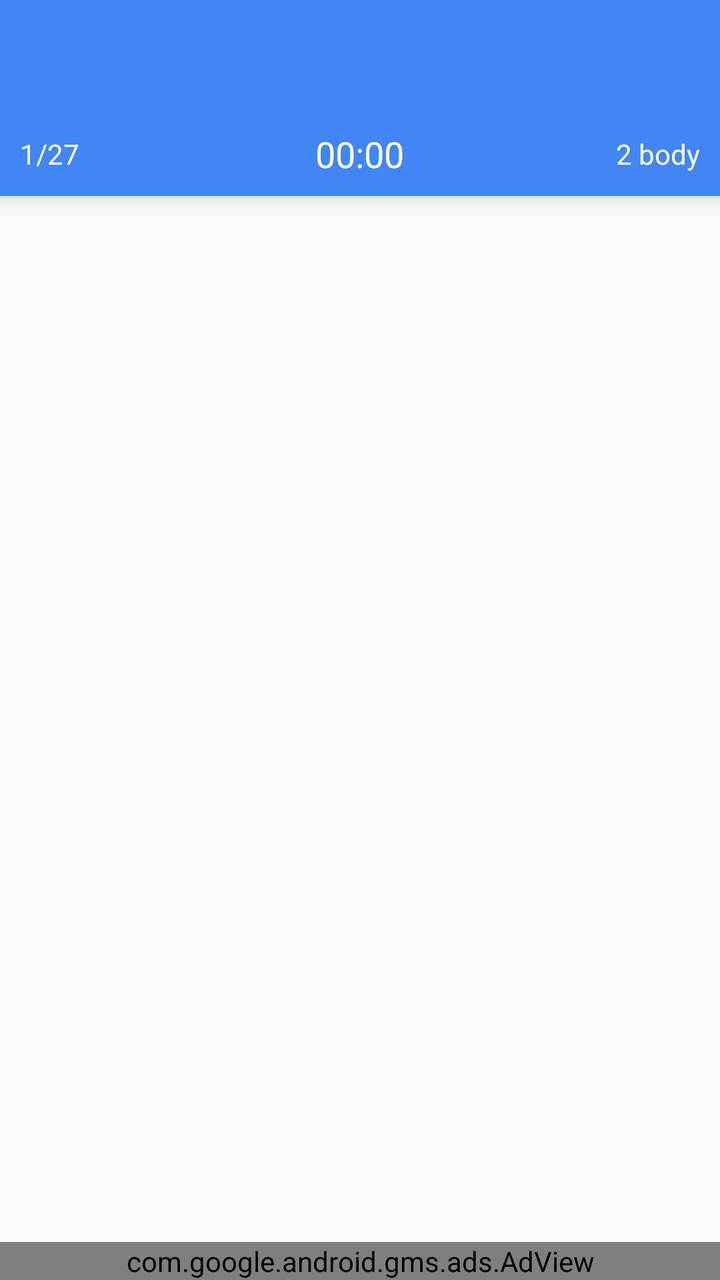
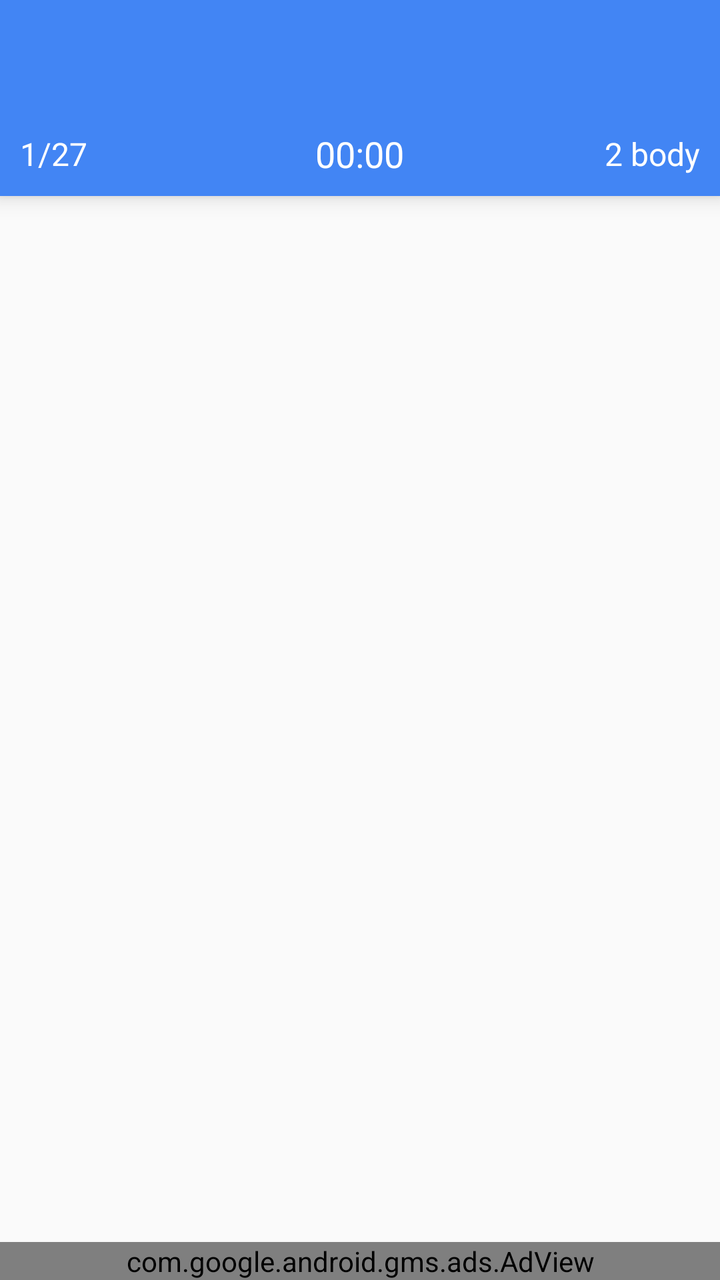

The first picture is an Android layout as it rendered before a commit; the second is the same layout after the commit. The layout source and the unified diff follow.
<!-- AndroidManifest.xml: application theme MyTheme.Light -->
<!-- res/layout/activity_test.xml -->
<?xml version="1.0" encoding="utf-8"?>
<android.support.design.widget.CoordinatorLayout
    android:id="@+id/content"
    xmlns:ads="http://schemas.android.com/apk/res-auto"
    xmlns:android="http://schemas.android.com/apk/res/android"
    xmlns:app="http://schemas.android.com/apk/res-auto"
    android:layout_width="match_parent"
    android:layout_height="match_parent"
    android:fitsSystemWindows="true">

    <RelativeLayout
        android:layout_width="match_parent"
        android:layout_height="match_parent">

        <android.support.design.widget.AppBarLayout
            android:id="@+id/app_bar_layout"
            android:layout_width="match_parent"
            android:layout_height="wrap_content"
            android:elevation="6dp"
            android:theme="@style/MyTheme.AppBarOverlay">

            <android.support.v7.widget.Toolbar
                android:id="@+id/toolbar"
                android:layout_width="match_parent"
                android:layout_height="?attr/actionBarSize"
                android:background="?attr/colorPrimary"
                app:layout_scrollFlags="scroll|enterAlways"
                app:popupTheme="@style/MyTheme.PopupOverlay"/>

            
            <RelativeLayout
                android:layout_width="match_parent"
                android:layout_height="42dp"
                android:background="?attr/colorPrimary"
                android:paddingBottom="10dp"
                android:paddingEnd="10dp"
                android:paddingLeft="10dp"
                android:paddingRight="10dp"
                android:paddingStart="10dp"
                app:layout_scrollFlags="scroll|enterAlways">

                
                <TextView
                    android:id="@+id/question_counter"
                    android:layout_width="wrap_content"
                    android:layout_height="wrap_content"
                    android:layout_alignParentLeft="true"
                    android:layout_alignParentStart="true"
                    android:layout_centerVertical="true"
                    android:text="1/27"
                    android:textColor="@android:color/primary_text_dark"/>

                
                <Chronometer
                    android:id="@+id/elapsed_time"
                    android:layout_width="wrap_content"
                    android:layout_height="wrap_content"
                    android:layout_centerHorizontal="true"
                    android:layout_centerVertical="true"
                    android:textColor="@android:color/primary_text_dark"
                    android:textSize="18sp"/>

                
                <TextView
                    android:id="@+id/points_value"
                    android:layout_width="wrap_content"
                    android:layout_height="wrap_content"
                    android:layout_alignParentEnd="true"
                    android:layout_alignParentRight="true"
                    android:layout_centerVertical="true"
                    android:text="2 body"
                    android:textColor="@android:color/primary_text_dark"/>

            </RelativeLayout>

        </android.support.design.widget.AppBarLayout>

        

        <FrameLayout
            android:id="@+id/fragment_container"
            android:layout_width="match_parent"
            android:layout_height="match_parent"
            android:layout_below="@id/app_bar_layout"
            android:layout_marginBottom="50dp"/>

        <com.google.android.gms.ads.AdView
            android:id="@+id/adView"
            android:layout_width="match_parent"
            android:layout_height="wrap_content"
            android:layout_alignParentBottom="true"
            ads:adSize="SMART_BANNER"
            ads:adUnitId="@string/banner_ad_unit_id"/>

    </RelativeLayout>

</android.support.design.widget.CoordinatorLayout>
<!-- resources referenced by this layout -->
<resources>
  <string name="banner_ad_unit_id">ca-app-pub-7362127401681337/9720209806</string>
  <style name="MyTheme.AppBarOverlay" parent="ThemeOverlay.AppCompat.Dark.ActionBar" />
  <style name="MyTheme.PopupOverlay" parent="ThemeOverlay.AppCompat.Light" />
  <style name="MyTheme.Light" parent="@style/Theme.AppCompat.Light.NoActionBar">
          
          
          <item name="colorPrimary">@color/colorPrimary</item>
          <item name="colorPrimaryDark">@color/colorPrimaryDark</item>
          <item name="colorSecondary">@color/colorSecondary</item>
          <item name="colorSecondaryDark">@color/colorSecondaryDark</item>
          <item name="colorTextTitle">@color/colorTextTitle</item>
          
          <item name="colorFlatButtons">@color/colorFlatButtons</item>
          <item name="colorFloatingActionButton">@color/colorFloatingActionButton</item>
          <item name="colorTabIndicator">@color/colorTabIndicator</item>
          <item name="colorCardBackground">@color/colorCardBackground</item>
          <item name="colorNavigationDrawerBackground">@color/colorNavigationDrawerBackground</item>
  
          
          <item name="colorText">#de000000</item>
          <item name="colorSecondaryText">#8a000000</item>
          <item name="colorIcons">#8a000000</item>
          <item name="colorDisabled">#60000000</item>
          <item name="colorHintText">#60000000</item>
          <item name="colorDividers">#1e000000</item>
      </style>
  <color name="colorPrimary" type="color">#4285F4</color>
  <color name="colorPrimaryDark" type="color">#3367D6</color>
  <color name="colorSecondary" type="color">@color/deep_teal_300</color>
  <color name="colorSecondaryDark" type="color">@color/deep_teal_500</color>
  <color name="colorTextTitle" type="color">#FFEE58</color>
  <color name="colorFlatButtons" type="color">@color/pink_A200</color>
  <color name="colorFloatingActionButton" type="color">@color/amber_A700</color>
  <color name="colorTabIndicator" type="color">@color/amber_A700</color>
  <color name="colorCardBackground" type="color">#FFF</color>
  <color name="colorNavigationDrawerBackground" type="color">#FAFAFA</color>
  <color name="deep_teal_300" type="color">#4DB6AC</color>
  <color name="deep_teal_500" type="color">#009688</color>
  <color name="pink_A200" type="color">#FF4081</color>
  <color name="amber_A700" type="color">#FFAB00</color>
</resources>

<!-- the commit's change to res/layout/activity_test.xml (unified diff, before → after) -->
@@ -48,7 +48,8 @@
                     android:layout_alignParentStart="true"
                     android:layout_centerVertical="true"
                     android:text="1/27"
-                    android:textColor="@android:color/primary_text_dark"/>
+                    android:textColor="@android:color/primary_text_dark"
+                    android:textSize="16sp"/>
 
                 
                 <Chronometer
@@ -69,7 +70,8 @@
                     android:layout_alignParentRight="true"
                     android:layout_centerVertical="true"
                     android:text="2 body"
-                    android:textColor="@android:color/primary_text_dark"/>
+                    android:textColor="@android:color/primary_text_dark"
+                    android:textSize="16sp"/>
 
             </RelativeLayout>
 
